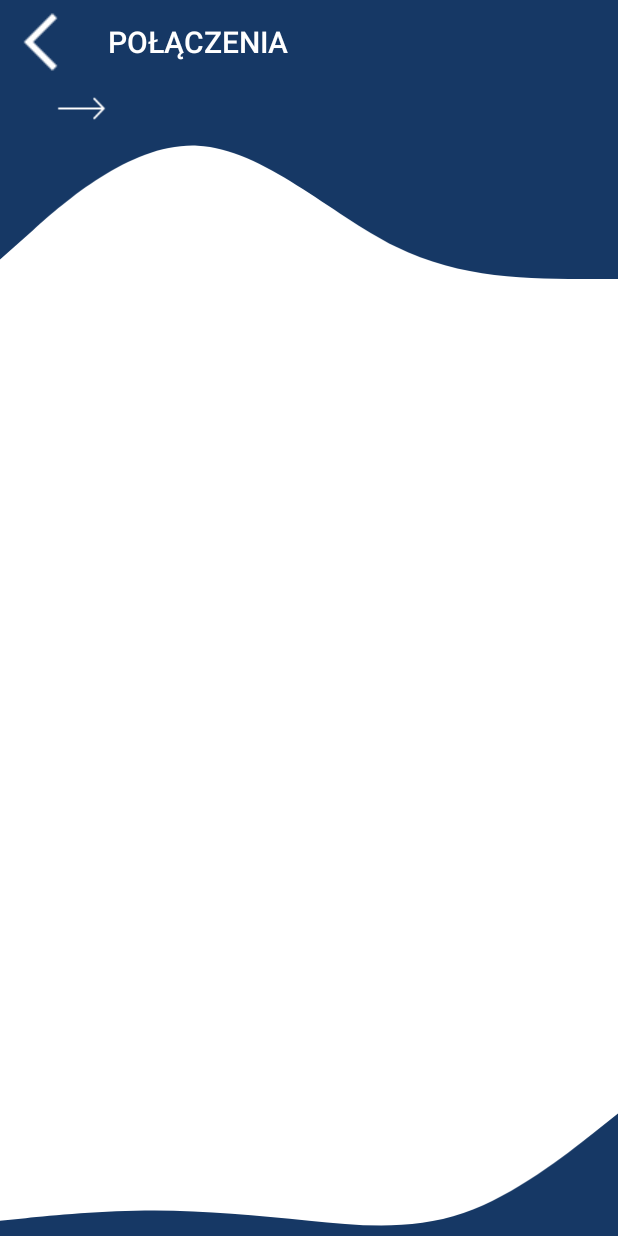
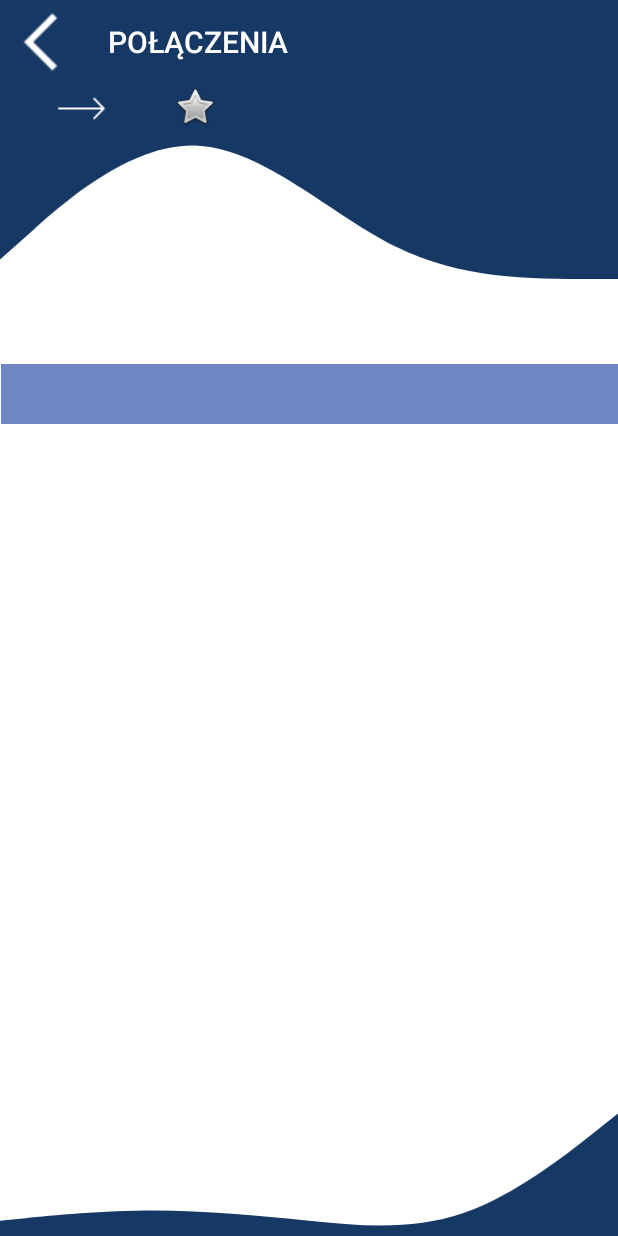
Before and after one commit to StarDust199/RailwayTTable, an Android app: the layout activity_travel.xml on its own in the app's theme, with its tools: preview values and no code run, on a phone screen of 412 x 824 dp. Run offline under Robolectric (Android 15) with nearby library versions, the phone set to English and light mode, and no system bars.

Commit message:
fixed problems, changes in TravelActivity

```diff
--- a/app/src/main/res/layout/activity_travel.xml
+++ b/app/src/main/res/layout/activity_travel.xml
@@ -43,6 +43,43 @@
         app:layout_constraintStart_toStartOf="parent"
         app:layout_constraintTop_toBottomOf="@+id/toolbarTrav">
 
+        <ImageView
+            android:id="@+id/imageView8"
+            android:layout_width="wrap_content"
+            android:layout_height="wrap_content"
+            android:layout_alignParentTop="true"
+            android:layout_alignParentBottom="true"
+            android:layout_marginStart="19dp"
+            android:layout_marginTop="0dp"
+            android:layout_marginBottom="97dp"
+            android:layout_toEndOf="@+id/textStationA"
+            app:srcCompat="@drawable/icons8_arrow_50" />
+
+        <ImageView
+            android:id="@+id/imageFavorite"
+            android:layout_width="wrap_content"
+            android:layout_height="wrap_content"
+            android:layout_alignTop="@+id/textStationB"
+            android:layout_alignParentBottom="true"
+            android:layout_marginStart="25dp"
+            android:layout_marginEnd="50dp"
+            android:layout_marginBottom="100dp"
+            android:layout_toEndOf="@+id/textStationB"
+            app:srcCompat="@android:drawable/btn_star" />
+
+        <TextView
+            android:id="@+id/textStationB"
+            android:layout_width="wrap_content"
+            android:layout_height="wrap_content"
+            android:layout_alignParentTop="true"
+            android:layout_alignParentBottom="true"
+            android:layout_marginStart="9dp"
+            android:layout_marginTop="0dp"
+            android:layout_marginBottom="90dp"
+            android:layout_toEndOf="@+id/imageView8"
+            android:text=""
+            android:textColor="@color/white" />
+
         <TextView
             android:id="@+id/textStationA"
             android:layout_width="wrap_content"
@@ -56,53 +93,63 @@
             android:text=""
             android:textColor="@color/white" />
 
+    </RelativeLayout>
+
+    <RelativeLayout
+        android:id="@+id/relativeGray"
+        android:layout_width="411dp"
+        android:layout_height="63dp"
+        app:layout_constraintBottom_toTopOf="@+id/relatvieConn"
+        app:layout_constraintEnd_toEndOf="parent"
+        app:layout_constraintStart_toStartOf="parent"
+        app:layout_constraintTop_toBottomOf="@+id/relativeLayout">
+
         <ImageView
-            android:id="@+id/imageView8"
             android:layout_width="wrap_content"
-            android:layout_height="wrap_content"
-            android:layout_alignParentTop="true"
-            android:layout_alignParentBottom="true"
-            android:layout_marginStart="19dp"
-            android:layout_marginTop="0dp"
-            android:layout_marginBottom="97dp"
-            android:layout_toEndOf="@+id/textStationA"
-            app:srcCompat="@drawable/icons8_arrow_50" />
+            android:layout_height="40dp"
+            android:layout_alignParentStart="true"
+            android:layout_alignParentEnd="true"
+            android:layout_marginStart="0dp"
+            android:layout_marginEnd="0dp"
+            android:background="?attr/colorPrimaryVariant" />
 
         <TextView
-            android:id="@+id/textStationB"
-            android:layout_width="wrap_content"
-            android:layout_height="wrap_content"
+            android:id="@+id/textHour"
+            android:layout_width="350dp"
+            android:layout_height="31dp"
+            android:layout_alignParentStart="true"
             android:layout_alignParentTop="true"
             android:layout_alignParentEnd="true"
             android:layout_alignParentBottom="true"
-            android:layout_marginStart="9dp"
-            android:layout_marginTop="0dp"
-            android:layout_marginEnd="0dp"
-            android:layout_marginBottom="81dp"
-            android:layout_toEndOf="@+id/imageView8"
+            android:layout_marginStart="51dp"
+            android:layout_marginLeft="10dp"
+            android:layout_marginTop="10dp"
+            android:layout_marginEnd="10dp"
+            android:layout_marginRight="10dp"
+            android:layout_marginBottom="22dp"
             android:text=""
             android:textColor="@color/white" />
 
     </RelativeLayout>
 
     <RelativeLayout
+        android:id="@+id/relatvieConn"
         android:layout_width="match_parent"
-        android:layout_height="441dp"
+        android:layout_height="359dp"
         app:layout_constraintBottom_toTopOf="@+id/relativeLayout5"
         app:layout_constraintEnd_toEndOf="parent"
-        app:layout_constraintStart_toStartOf="parent"
-        app:layout_constraintTop_toBottomOf="@+id/relativeLayout">
+        app:layout_constraintStart_toStartOf="parent">
 
         <androidx.recyclerview.widget.RecyclerView
             android:id="@+id/connectionRecyclerView"
             android:layout_width="wrap_content"
-            android:layout_height="387dp"
+            android:layout_height="wrap_content"
             android:layout_alignParentStart="true"
             android:layout_alignParentTop="true"
             android:layout_alignParentEnd="true"
             android:layout_alignParentBottom="true"
             android:layout_marginStart="0dp"
-            android:layout_marginTop="25dp"
+            android:layout_marginTop="0dp"
             android:layout_marginEnd="0dp"
             android:layout_marginBottom="25dp"
             app:layout_constraintBottom_toBottomOf="parent" />
@@ -111,7 +158,7 @@
 
     <RelativeLayout
         android:id="@+id/relativeLayout5"
-        android:layout_width="match_parent"
+        android:layout_width="wrap_content"
         android:layout_height="102dp"
         android:background="@drawable/wave_floor"
         app:layout_constraintBottom_toBottomOf="parent"
```
Also changed, not shown: app/src/main/java/com/example/railwayttable/Activity/RouteActivity.java (+15 -14 lines), app/src/main/java/com/example/railwayttable/Activity/TravelActivity.java (+24 -3 lines).
